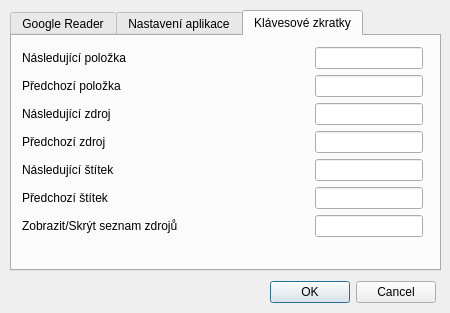
Before: the Qt Designer form settingsDialog.ui in tpopela/GooDer, drawn with Qt 5.
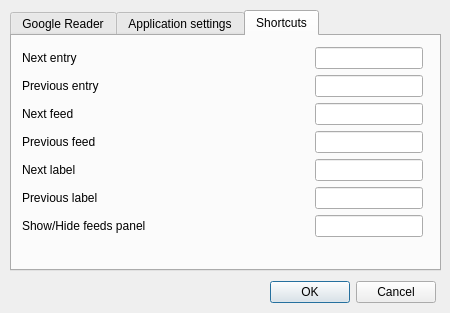
After: the same form once the commit is applied. The open tabs and pages were chosen to show the change. Icons and pictures are not drawn.

Commit message: Code cleanup and rewriting, some labels changed from Czech to English..

```diff
--- a/settingsDialog.ui
+++ b/settingsDialog.ui
@@ -103,7 +103,7 @@
    </widget>
    <widget class="QWidget" name="guiSettings">
     <attribute name="title">
-     <string>Nastavení aplikace</string>
+     <string>Application settings</string>
     </attribute>
     <widget class="QWidget" name="layoutWidget">
      <property name="geometry">
@@ -220,7 +220,7 @@
    </widget>
    <widget class="QWidget" name="Shortcuts">
     <attribute name="title">
-     <string>Klávesové zkratky</string>
+     <string>Shortcuts</string>
     </attribute>
     <widget class="QWidget" name="layoutWidget1">
      <property name="geometry">
@@ -235,7 +235,7 @@
       <item row="0" column="0">
        <widget class="QLabel" name="labelNextEntry">
         <property name="text">
-         <string>Následující položka</string>
+         <string>Next entry</string>
         </property>
        </widget>
       </item>
@@ -258,7 +258,7 @@
       <item row="1" column="0">
        <widget class="QLabel" name="labelPrevEntry">
         <property name="text">
-         <string>Předchozí položka</string>
+         <string>Previous entry</string>
         </property>
        </widget>
       </item>
@@ -275,7 +275,7 @@
       <item row="2" column="0">
        <widget class="QLabel" name="labelNextFeed">
         <property name="text">
-         <string>Následující zdroj</string>
+         <string>Next feed</string>
         </property>
        </widget>
       </item>
@@ -292,7 +292,7 @@
       <item row="3" column="0">
        <widget class="QLabel" name="labelPrevFeed">
         <property name="text">
-         <string>Předchozí zdroj</string>
+         <string>Previous feed</string>
         </property>
        </widget>
       </item>
@@ -309,7 +309,7 @@
       <item row="4" column="0">
        <widget class="QLabel" name="labelNextLabel">
         <property name="text">
-         <string>Následující štítek</string>
+         <string>Next label</string>
         </property>
        </widget>
       </item>
@@ -326,7 +326,7 @@
       <item row="5" column="0">
        <widget class="QLabel" name="labelPrevLabel">
         <property name="text">
-         <string>Předchozí štítek</string>
+         <string>Previous label</string>
         </property>
        </widget>
       </item>
@@ -343,7 +343,7 @@
       <item row="6" column="0" colspan="2">
        <widget class="QLabel" name="labelShowHideFeedList">
         <property name="text">
-         <string>Zobrazit/Skrýt seznam zdrojů</string>
+         <string>Show/Hide feeds panel</string>
         </property>
        </widget>
       </item>
```
Left out of the diff: 18 changed lines with no effect on the pictures. The commit also changes 7 other files.
